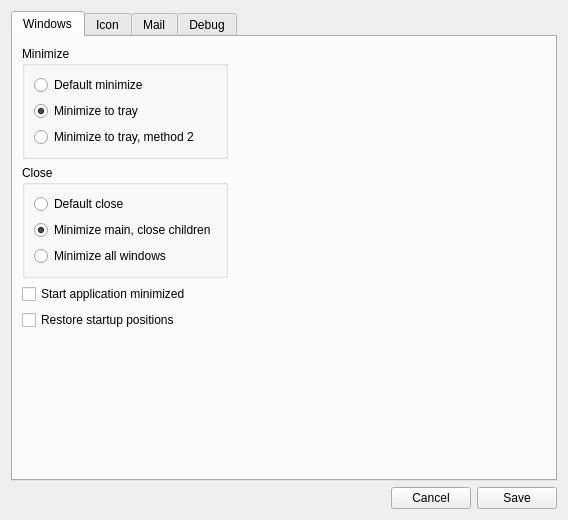
The window that app/SysTray-X/SysTray-X-app/preferences.ui (Ximi1970/systray-x) describes before a commit, drawn with Qt 5.
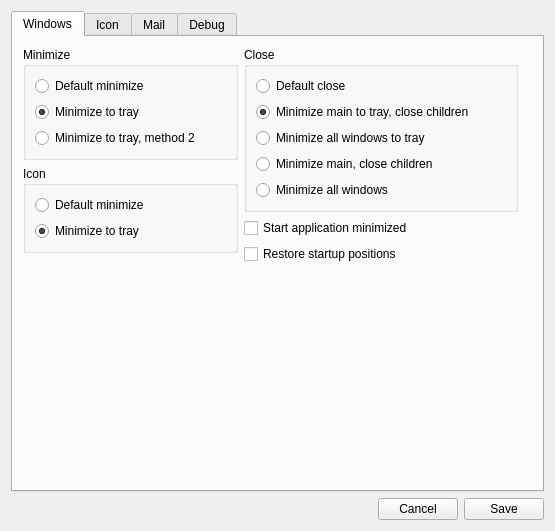
The same window after the commit. The open tabs and pages were chosen to show the change. Icons and pictures are not drawn.

Commit message: Split minimize action for minimize, close and icon

The edit to the form file:
```diff
--- a/app/SysTray-X/SysTray-X-app/preferences.ui
+++ b/app/SysTray-X/SysTray-X-app/preferences.ui
@@ -6,10 +6,16 @@
    <rect>
     <x>0</x>
     <y>0</y>
-    <width>568</width>
-    <height>520</height>
+    <width>555</width>
+    <height>531</height>
    </rect>
   </property>
+  <property name="sizePolicy">
+   <sizepolicy hsizetype="Preferred" vsizetype="Preferred">
+    <horstretch>0</horstretch>
+    <verstretch>0</verstretch>
+   </sizepolicy>
+  </property>
   <property name="windowTitle">
    <string>SysTray-X Preferences</string>
   </property>
@@ -19,6 +25,8 @@
   </property>
   <layout class="QGridLayout" name="gridLayout_9">
    <item row="0" column="0">
+    <layout class="QVBoxLayout" name="verticalLayout_11">
+     <item>
     <widget class="QTabWidget" name="tabWidget">
      <property name="currentIndex">
       <number>2</number>
@@ -27,16 +35,21 @@
       <attribute name="title">
        <string>Windows</string>
       </attribute>
-      <layout class="QGridLayout" name="gridLayout_5">
-       <item row="0" column="0">
-        <layout class="QVBoxLayout" name="verticalLayout_20">
+        <widget class="QWidget" name="layoutWidget">
+         <property name="geometry">
+          <rect>
+           <x>10</x>
+           <y>10</y>
+           <width>215</width>
+           <height>301</height>
+          </rect>
+         </property>
+         <layout class="QVBoxLayout" name="verticalLayout_14">
          <item>
           <widget class="QGroupBox" name="groupBox_4">
            <property name="title">
             <string>Minimize</string>
            </property>
-           <layout class="QGridLayout" name="gridLayout_2">
-            <item row="0" column="0">
              <layout class="QVBoxLayout" name="verticalLayout_3">
               <item>
                <widget class="QRadioButton" name="defaultMinimizeRadioButton">
@@ -75,18 +88,74 @@
                </widget>
               </item>
              </layout>
-            </item>
+           </widget>
+          </item>
+          <item>
+           <widget class="QGroupBox" name="groupBox_5">
+            <property name="title">
+             <string>Icon</string>
+            </property>
+            <layout class="QVBoxLayout" name="verticalLayout_4">
+             <item>
+              <widget class="QRadioButton" name="defaultMinimizeIconRadioButton">
+               <property name="text">
+                <string>Default minimize</string>
+               </property>
+               <property name="checked">
+                <bool>false</bool>
+               </property>
+               <attribute name="buttonGroup">
+                <string notr="true">minimizeIconTypeGroup</string>
+               </attribute>
+              </widget>
+             </item>
+             <item>
+              <widget class="QRadioButton" name="minimizeTrayIconRadioButton">
+               <property name="text">
+                <string>Minimize to tray</string>
+               </property>
+               <property name="checked">
+                <bool>true</bool>
+               </property>
+               <attribute name="buttonGroup">
+                <string notr="true">minimizeIconTypeGroup</string>
+               </attribute>
+              </widget>
+             </item>
            </layout>
           </widget>
          </item>
+          <item>
+           <spacer name="verticalSpacer_5">
+            <property name="orientation">
+             <enum>Qt::Vertical</enum>
+            </property>
+            <property name="sizeHint" stdset="0">
+             <size>
+              <width>20</width>
+              <height>40</height>
+             </size>
+            </property>
+           </spacer>
+          </item>
+         </layout>
+        </widget>
+        <widget class="QWidget" name="layoutWidget">
+         <property name="geometry">
+          <rect>
+           <x>231</x>
+           <y>10</y>
+           <width>274</width>
+           <height>299</height>
+          </rect>
+         </property>
+         <layout class="QVBoxLayout" name="verticalLayout_16">
          <item>
           <widget class="QGroupBox" name="groupBox_6">
            <property name="title">
             <string>Close</string>
            </property>
-           <layout class="QVBoxLayout" name="verticalLayout_17">
-            <item>
-             <layout class="QVBoxLayout" name="verticalLayout_16">
+            <layout class="QVBoxLayout" name="verticalLayout_15">
               <item>
                <widget class="QRadioButton" name="defaultCloseWindowsRadioButton">
                 <property name="text">
@@ -97,13 +166,39 @@
                 </attribute>
                </widget>
               </item>
+             <item>
+              <widget class="QRadioButton" name="minimizeMainTrayCloseChildrenWindowsRadioButton">
+               <property name="text">
+                <string>Minimize main to tray, close children</string>
+               </property>
+               <property name="checked">
+                <bool>true</bool>
+               </property>
+               <attribute name="buttonGroup">
+                <string notr="true">closeTypeGroup</string>
+               </attribute>
+              </widget>
+             </item>
+             <item>
+              <widget class="QRadioButton" name="minimizeAllTrayWindowsRadioButton">
+               <property name="text">
+                <string>Minimize all windows to tray</string>
+               </property>
+               <property name="checked">
+                <bool>false</bool>
+               </property>
+               <attribute name="buttonGroup">
+                <string notr="true">closeTypeGroup</string>
+               </attribute>
+              </widget>
+             </item>
               <item>
                <widget class="QRadioButton" name="minimizeMainCloseChildrenWindowsRadioButton">
                 <property name="text">
                  <string>Minimize main, close children</string>
                 </property>
                 <property name="checked">
-                 <bool>true</bool>
+                <bool>false</bool>
                 </property>
                 <attribute name="buttonGroup">
                  <string notr="true">closeTypeGroup</string>
@@ -124,12 +219,10 @@
                </widget>
               </item>
              </layout>
-            </item>
-           </layout>
           </widget>
          </item>
          <item>
-          <layout class="QVBoxLayout" name="verticalLayout_19">
+           <layout class="QVBoxLayout" name="verticalLayout_10">
            <item>
             <widget class="QCheckBox" name="startMinimizedCheckBox">
              <property name="text">
@@ -146,22 +239,7 @@
            </item>
           </layout>
          </item>
-        </layout>
-       </item>
-       <item row="0" column="1">
-        <spacer name="horizontalSpacer_9">
-         <property name="orientation">
-          <enum>Qt::Horizontal</enum>
-         </property>
-         <property name="sizeHint" stdset="0">
-          <size>
-           <width>296</width>
-           <height>20</height>
-          </size>
-         </property>
-        </spacer>
-       </item>
-       <item row="1" column="0">
+          <item>
         <spacer name="verticalSpacer_6">
          <property name="orientation">
           <enum>Qt::Vertical</enum>
@@ -169,12 +247,13 @@
          <property name="sizeHint" stdset="0">
           <size>
            <width>20</width>
-           <height>198</height>
+              <height>40</height>
           </size>
          </property>
         </spacer>
        </item>
       </layout>
+        </widget>
      </widget>
      <widget class="QWidget" name="tabIcon">
       <attribute name="title">
@@ -830,7 +909,7 @@
      </widget>
     </widget>
    </item>
-   <item row="1" column="0">
+     <item>
     <layout class="QHBoxLayout" name="horizontalLayout_13">
      <item>
       <spacer name="horizontalSpacer_4">
@@ -866,6 +945,8 @@
     </layout>
    </item>
   </layout>
+   </item>
+  </layout>
  </widget>
  <resources>
   <include location="SysTray-X.qrc"/>
```
Left out of the diff: 9 changed lines with no effect on the pictures. Lines whose indentation alone changed are shown as unchanged. The commit also changes 45 other files.
